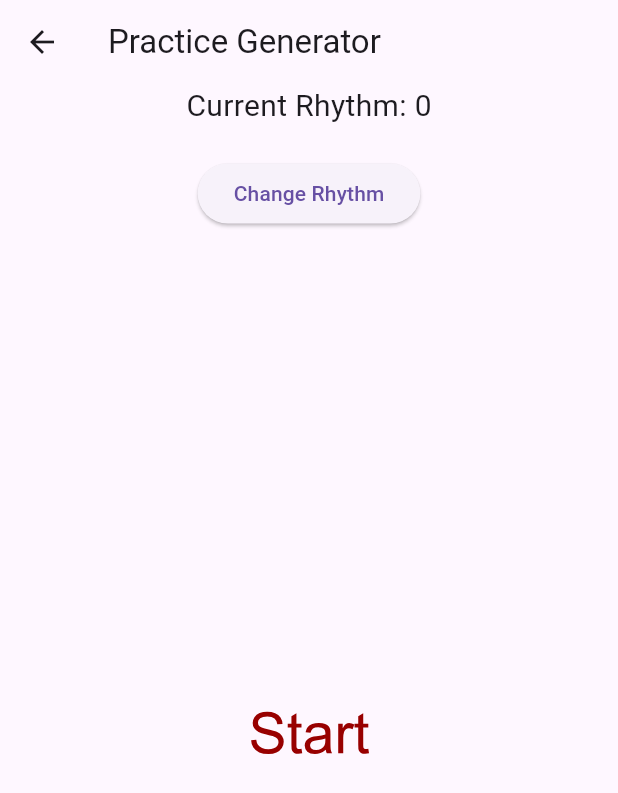
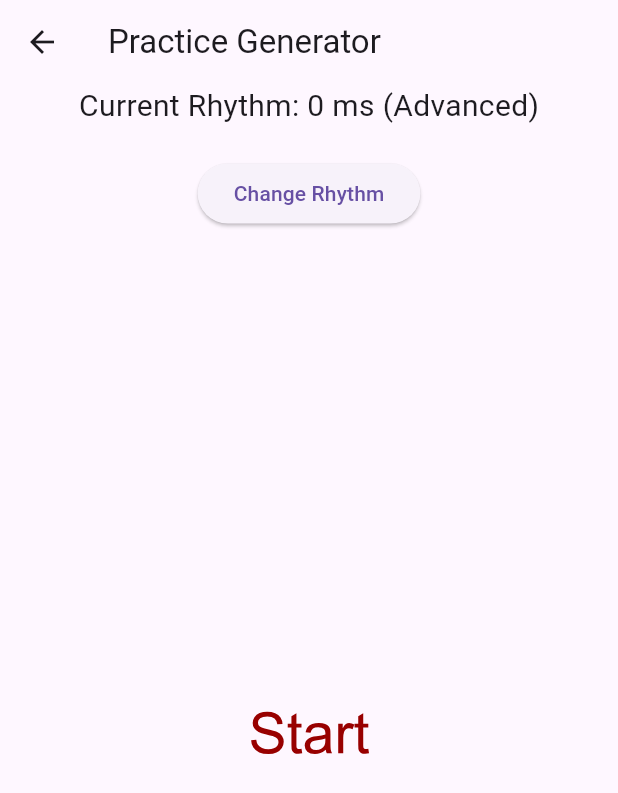
Before and after one commit to Kiaze-Wgna/footwork_tracker, a Flutter app: the PracticeGenerator screen opened directly, on a phone screen of 412 x 824 dp. Shown: the top 793 px of the screen. Run offline on Flutter 3.47's test engine with Material 3 defaults, Android fonts, the light colour scheme and no system bars; our stand-ins replace flutter_svg.

Commit message:
descriptors
added a descriptor to the rhythm of the footwork. Added side comments for testing and future improvements

```diff
--- a/lib/main.dart
+++ b/lib/main.dart
@@ -6,6 +6,11 @@ import 'package:flutter_svg/flutter_svg.dart';
 bool practicestart=false;
 int practicecount=0;
 int practicetype=0;
+
+
+// other improvements:
+// consider adding a way for the player to know when their time is about to be up
+// add an audio when changing: can't tell when it changes if it's the same arrow
 
 //Global Theme
 final globalTheme=ThemeData(
@@ -473,7 +478,7 @@ class _PracticeGenerator extends State<PracticeGenerator> {
       currentPractice = practiceList[Random().nextInt(practiceList.length)];
       practicecount++;
     });
-    timer = Timer(Duration(milliseconds: Random().nextInt(1500) + 1000+rhythm), changePractice);
+    timer = Timer(Duration(milliseconds: Random().nextInt(300) + 1500+rhythm), changePractice); // subject to change
   }
 
 
@@ -495,12 +500,26 @@ class _PracticeGenerator extends State<PracticeGenerator> {
           if (showButton) //show only when starting
             Column(
               children: [
-                Text("Current Rhythm: $rhythm", style: TextStyle(fontSize: 20)),
+                if (rhythm==0) // times subject to change
+                  Text("Current Rhythm: $rhythm ms (Advanced)", style: TextStyle(fontSize: 20)),
+
+                if (rhythm==500)
+                  Text("Current Rhythm: $rhythm ms (Intermediate)", style: TextStyle(fontSize: 20)),
+
+                if (rhythm == 1000)
+                  Text("Current Rhythm: $rhythm ms (Beginner)", style: TextStyle(fontSize: 20)),
+                SizedBox(height: 20),
+                  ElevatedButton(
+                  onPressed: changeRhythm,
+                  child: Text("Change Rhythm"),
+                )
+
+                /*Text("Current Rhythm: $rhythm ms", style: TextStyle(fontSize: 20)),
                 SizedBox(height: 20),
                 ElevatedButton(
                   onPressed: changeRhythm,
                   child: Text("Change Rhythm"),
-                ),
+                ),*/
               ],
             ),
           Expanded(
```
